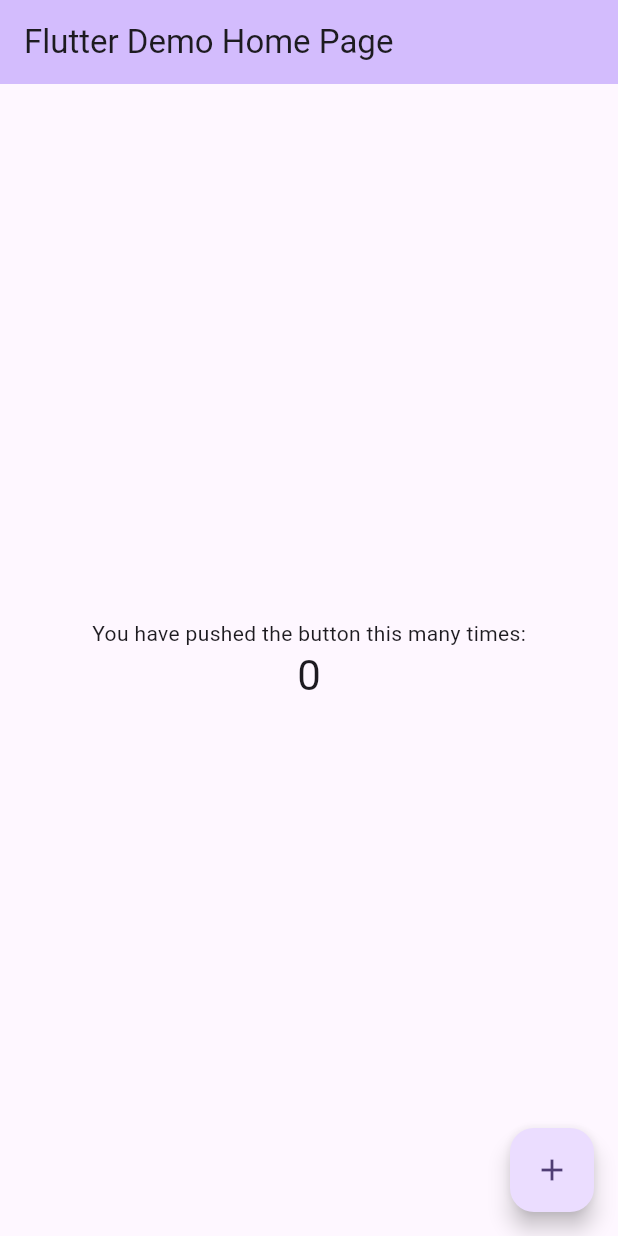
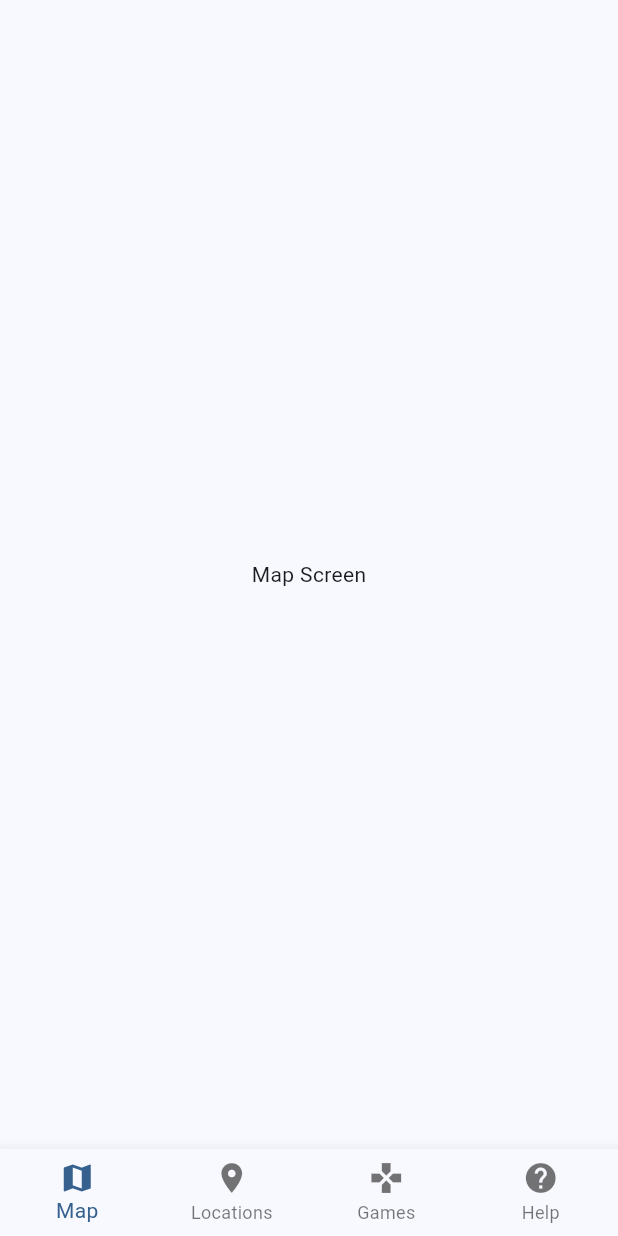
Before and after one commit to mpinel6/CSC4330ScavengerHunt_Rework, a Flutter app: the screen it shows after launch, on a phone screen of 412 x 824 dp. Run offline on Flutter 3.47's test engine with Material 3 defaults, Android fonts, the phone set to English and light mode, and no system bars.

Commit message:
Added basic navbar.

```diff
--- a/lib/main.dart
+++ b/lib/main.dart
@@ -7,119 +7,113 @@
 class MyApp extends StatelessWidget {
   const MyApp({super.key});
 
-  // This widget is the root of your application.
   @override
   Widget build(BuildContext context) {
     return MaterialApp(
-      title: 'Flutter Demo',
+      title: 'Scavenger Hunt',
       theme: ThemeData(
-        // This is the theme of your application.
-        //
-        // TRY THIS: Try running your application with "flutter run". You'll see
-        // the application has a purple toolbar. Then, without quitting the app,
-        // try changing the seedColor in the colorScheme below to Colors.green
-        // and then invoke "hot reload" (save your changes or press the "hot
-        // reload" button in a Flutter-supported IDE, or press "r" if you used
-        // the command line to start the app).
-        //
-        // Notice that the counter didn't reset back to zero; the application
-        // state is not lost during the reload. To reset the state, use hot
-        // restart instead.
-        //
-        // This works for code too, not just values: Most code changes can be
-        // tested with just a hot reload.
-        colorScheme: ColorScheme.fromSeed(seedColor: Colors.deepPurple),
+        colorScheme: ColorScheme.fromSeed(seedColor: Colors.blue),
         useMaterial3: true,
       ),
-      home: const MyHomePage(title: 'Flutter Demo Home Page'),
+      home: const MainScreen(),
     );
   }
 }
 
-class MyHomePage extends StatefulWidget {
-  const MyHomePage({super.key, required this.title});
-
-  // This widget is the home page of your application. It is stateful, meaning
-  // that it has a State object (defined below) that contains fields that affect
-  // how it looks.
-
-  // This class is the configuration for the state. It holds the values (in this
-  // case the title) provided by the parent (in this case the App widget) and
-  // used by the build method of the State. Fields in a Widget subclass are
-  // always marked "final".
-
-  final String title;
+class MainScreen extends StatefulWidget {
+  const MainScreen({super.key});
 
   @override
-  State<MyHomePage> createState() => _MyHomePageState();
+  State<MainScreen> createState() => _MainScreenState();
 }
 
-class _MyHomePageState extends State<MyHomePage> {
-  int _counter = 0;
+class _MainScreenState extends State<MainScreen> {
+  int _selectedIndex = 0;
 
-  void _incrementCounter() {
+  static const List<Widget> _screens = [
+    MapScreen(),
+    LocationsScreen(),
+    GamesScreen(),
+    HelpScreen(),
+  ];
+
+  void _onItemTapped(int index) {
     setState(() {
-      // This call to setState tells the Flutter framework that something has
-      // changed in this State, which causes it to rerun the build method below
-      // so that the display can reflect the updated values. If we changed
-      // _counter without calling setState(), then the build method would not be
-      // called again, and so nothing would appear to happen.
-      _counter++;
+      _selectedIndex = index;
     });
   }
 
   @override
   Widget build(BuildContext context) {
-    // This method is rerun every time setState is called, for instance as done
-    // by the _incrementCounter method above.
-    //
-    // The Flutter framework has been optimized to make rerunning build methods
-    // fast, so that you can just rebuild anything that needs updating rather
-    // than having to individually change instances of widgets.
     return Scaffold(
-      appBar: AppBar(
-        // TRY THIS: Try changing the color here to a specific color (to
-        // Colors.amber, perhaps?) and trigger a hot reload to see the AppBar
-        // change color while the other colors stay the same.
-        backgroundColor: Theme.of(context).colorScheme.inversePrimary,
-        // Here we take the value from the MyHomePage object that was created by
-        // the App.build method, and use it to set our appbar title.
-        title: Text(widget.title),
+      body: _screens[_selectedIndex],
+      bottomNavigationBar: BottomNavigationBar(
+        type: BottomNavigationBarType.fixed,
+        currentIndex: _selectedIndex,
+        onTap: _onItemTapped,
+        items: const [
+          BottomNavigationBarItem(
+            icon: Icon(Icons.map),
+            label: 'Map',
+          ),
+          BottomNavigationBarItem(
+            icon: Icon(Icons.location_on),
+            label: 'Locations',
+          ),
+          BottomNavigationBarItem(
+            icon: Icon(Icons.games),
+            label: 'Games',
+          ),
+          BottomNavigationBarItem(
+            icon: Icon(Icons.help),
+            label: 'Help',
+          ),
+        ],
       ),
-      body: Center(
-        // Center is a layout widget. It takes a single child and positions it
-        // in the middle of the parent.
-        child: Column(
-          // Column is also a layout widget. It takes a list of children and
-          // arranges them vertically. By default, it sizes itself to fit its
-          // children horizontally, and tries to be as tall as its parent.
-          //
-          // Column has various properties to control how it sizes itself and
-          // how it positions its children. Here we use mainAxisAlignment to
-          // center the children vertically; the main axis here is the vertical
-          // axis because Columns are vertical (the cross axis would be
-          // horizontal).
-          //
-          // TRY THIS: Invoke "debug painting" (choose the "Toggle Debug Paint"
-          // action in the IDE, or press "p" in the console), to see the
-          // wireframe for each widget.
-          mainAxisAlignment: MainAxisAlignment.center,
-          children: <Widget>[
-            const Text(
-              'You have pushed the button this many times:',
-            ),
-            Text(
-              '$_counter',
-              style: Theme.of(context).textTheme.headlineMedium,
-            ),
-          ],
-        ),
-      ),
-      floatingActionButton: FloatingActionButton(
-        onPressed: _incrementCounter,
-        tooltip: 'Increment',
-        child: const Icon(Icons.add),
-      ), // This trailing comma makes auto-formatting nicer for build methods.
     );
   }
 }
+
+class MapScreen extends StatelessWidget {
+  const MapScreen({super.key});
+
+  @override
+  Widget build(BuildContext context) {
+    return const Center(
+      child: Text('Map Screen'),
+    );
+  }
+}
+
+class LocationsScreen extends StatelessWidget {
+  const LocationsScreen({super.key});
+
+  @override
+  Widget build(BuildContext context) {
+    return const Center(
+      child: Text('Locations Screen'),
+    );
+  }
+}
+
+class GamesScreen extends StatelessWidget {
+  const GamesScreen({super.key});
+
+  @override
+  Widget build(BuildContext context) {
+    return const Center(
+      child: Text('Games Screen'),
+    );
+  }
+}
+
+class HelpScreen extends StatelessWidget {
+  const HelpScreen({super.key});
+
+  @override
+  Widget build(BuildContext context) {
+    return const Center(
+      child: Text('Help Screen'),
+    );
+  }
+}
```
